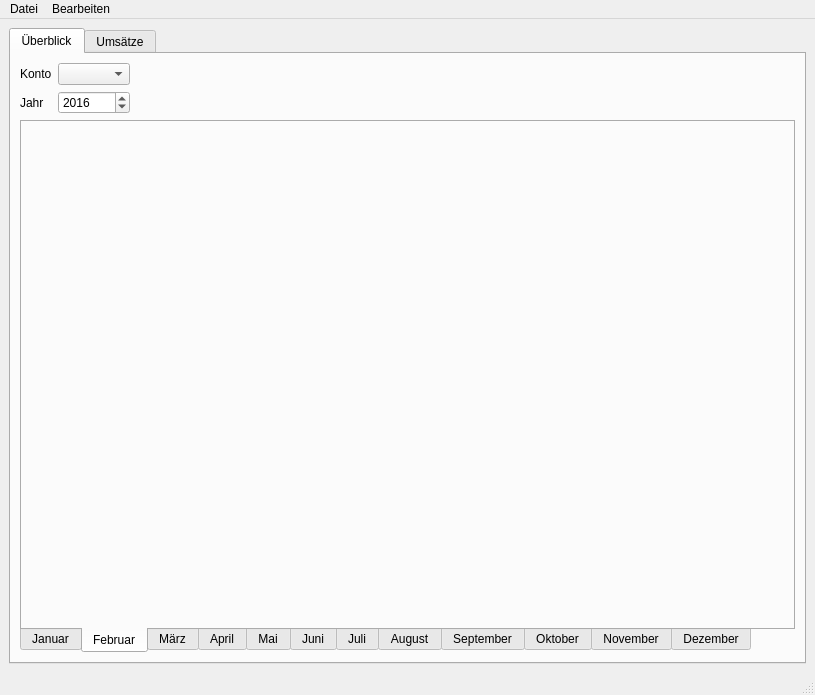
Qt form View/src/main/resources/design/ui/mainwindow.ui (marcuskraft/DimeDiaryJavaFx) before a commit.
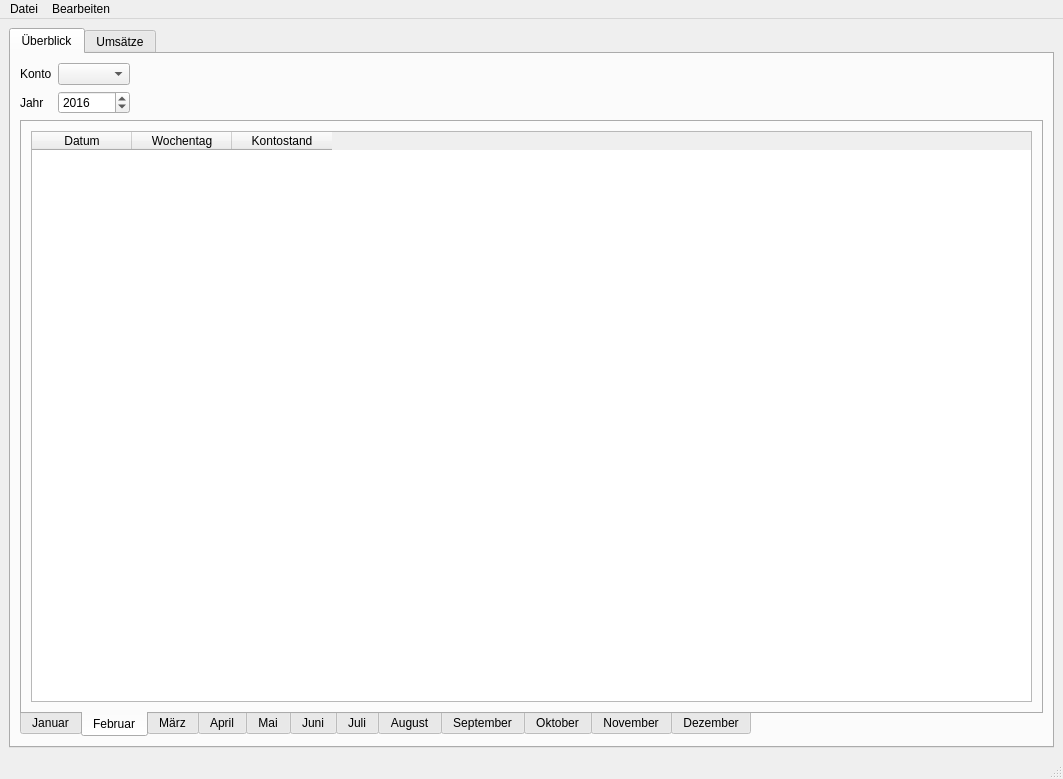
The same form after that commit. The open tabs and pages were chosen to show the change.

What changed in the file:
```diff
--- a/View/src/main/resources/design/ui/mainwindow.ui
+++ b/View/src/main/resources/design/ui/mainwindow.ui
@@ -6,8 +6,8 @@
    <rect>
     <x>0</x>
     <y>0</y>
-    <width>815</width>
-    <height>695</height>
+    <width>1063</width>
+    <height>779</height>
    </rect>
   </property>
   <property name="windowTitle">
@@ -101,6 +101,27 @@
            <attribute name="title">
             <string>Februar</string>
            </attribute>
+           <layout class="QGridLayout" name="gridLayout_8">
+            <item row="0" column="0">
+             <widget class="QTableWidget" name="tableWidgetBalanceFebruar">
+              <column>
+               <property name="text">
+                <string>Datum</string>
+               </property>
+              </column>
+              <column>
+               <property name="text">
+                <string>Wochentag</string>
+               </property>
+              </column>
+              <column>
+               <property name="text">
+                <string>Kontostand</string>
+               </property>
+              </column>
+             </widget>
+            </item>
+           </layout>
           </widget>
           <widget class="QWidget" name="tabMarch">
            <attribute name="title">
@@ -310,7 +331,7 @@
     <rect>
      <x>0</x>
      <y>0</y>
-     <width>815</width>
+     <width>1063</width>
      <height>21</height>
     </rect>
    </property>
```
Left out of the diff: 333 changed lines with no effect on the pictures.
